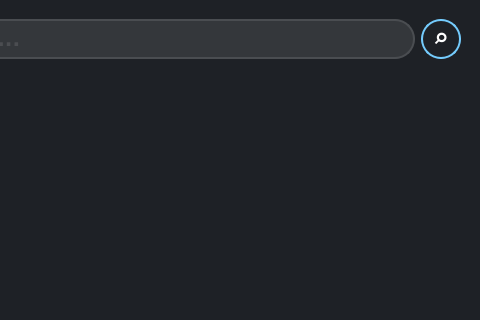
This is assets/search.ui in Delamox/ytQt as Qt 5 draws it before an edit; both pictures show x 733 to 1213 and y 0 to 320 of the 1213 by 904 pixel window. The edited form follows.
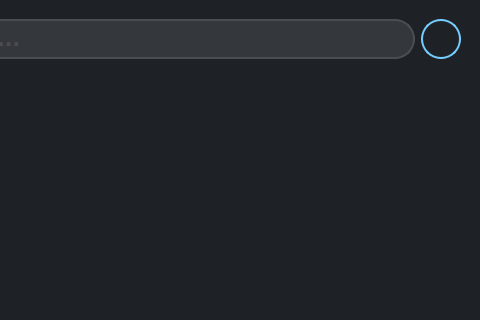
This is the edited form. Icons and pictures are not drawn.

Commit message: search ui svgs

```diff
--- a/assets/search.ui
+++ b/assets/search.ui
@@ -94,14 +94,6 @@
         <height>40</height>
        </size>
       </property>
-      <property name="font">
-       <font>
-        <family>Verdana</family>
-        <pointsize>20</pointsize>
-        <weight>75</weight>
-        <bold>true</bold>
-       </font>
-      </property>
       <property name="focusPolicy">
        <enum>Qt::NoFocus</enum>
       </property>
@@ -123,8 +115,11 @@
 border-color: #e974fc;
 border-width: 3px}</string>
       </property>
-      <property name="text">
-       <string notr="true">⌕</string>
+      <property name="iconSize">
+       <size>
+        <width>16</width>
+        <height>16</height>
+       </size>
       </property>
      </widget>
     </item>
```
Left out of the diff: 23 changed lines with no effect on the pictures. The commit also changes 3 other files.
